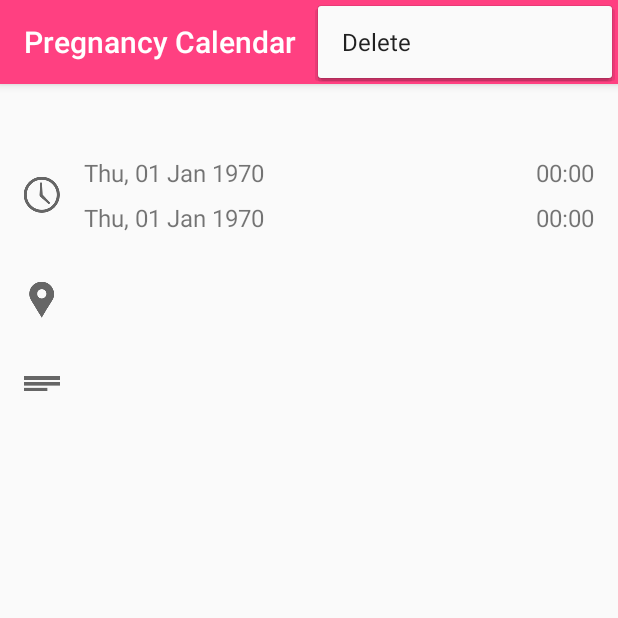
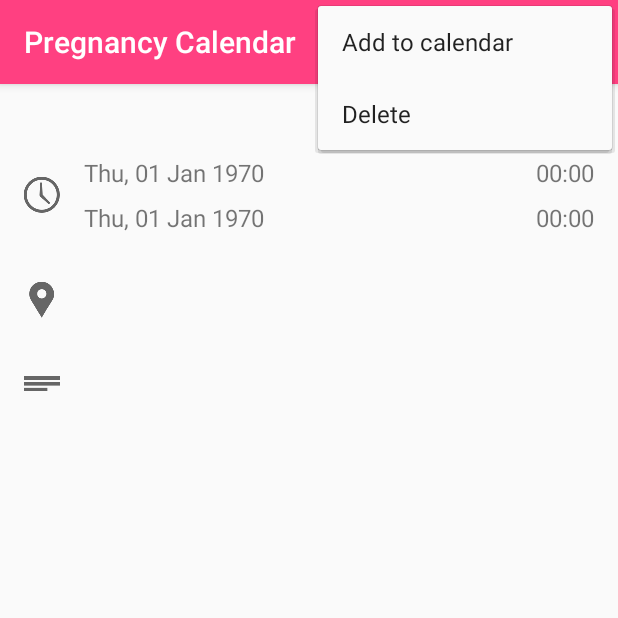
Before and after one commit to abiernacka1990/pregnancy-calendar, an Android app: the fragment EventPreviewFragment shown on its own in the app's theme, with the options menu open, on a phone screen of 412 x 824 dp, the top half of it. Run offline under Robolectric (Android 15) with nearby library versions, the phone set to English and light mode, and no system bars; 4 statements that could not run were skipped.

Commit message:
Add event to calendar

```diff
--- a/app/src/main/res/menu/menu_event_preview.xml
+++ b/app/src/main/res/menu/menu_event_preview.xml
@@ -2,6 +2,11 @@
     xmlns:app="http://schemas.android.com/apk/res-auto"
     xmlns:tools="http://schemas.android.com/tools"
     tools:context="com.miquido.pregnancycalendar.ui.activities.EventCreatorActivity">
+    <item
+        android:id="@+id/action_add_to_calendar"
+        android:orderInCategory="99"
+        android:title="@string/action_add_to_calendar"
+        app:showAsAction="never" />
     <item
         android:id="@+id/action_delete"
         android:orderInCategory="100"
--- a/app/src/main/res/values/strings.xml
+++ b/app/src/main/res/values/strings.xml
@@ -14,6 +14,7 @@
     <!-- Menu items -->
     <string name="action_save">Save</string>
     <string name="action_delete">Delete</string>
+    <string name="action_add_to_calendar">Add to calendar</string>
 
     <!-- navigation drawer -->
     <string name="navigation_drawer_open">Open navigation drawer</string>
```
Also changed, not shown: app/src/main/java/com/miquido/pregnancycalendar/ui/fragments/event/EventPreviewFragment.java (+17 -0 lines).
